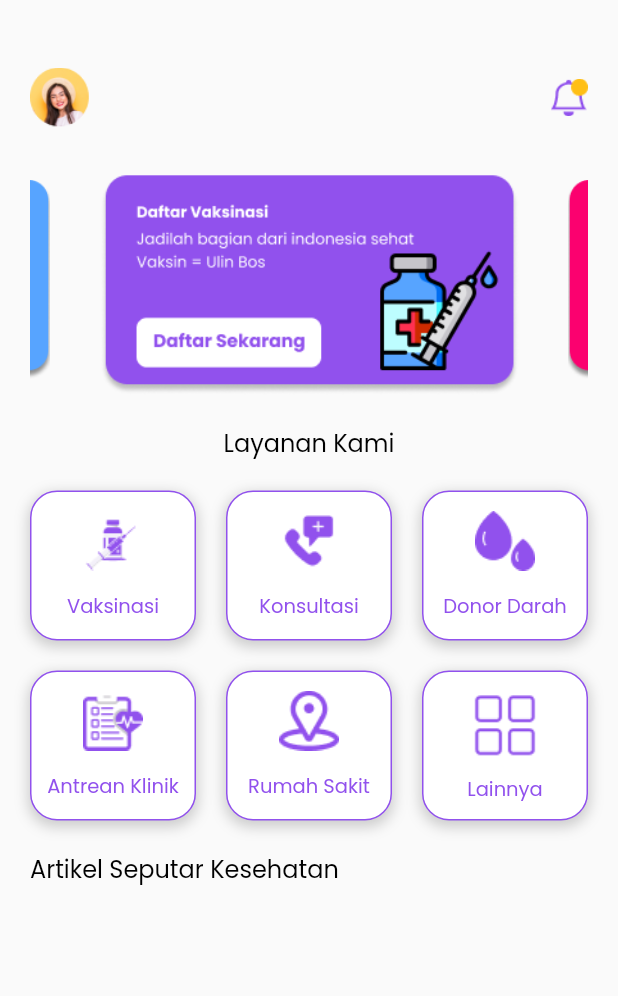
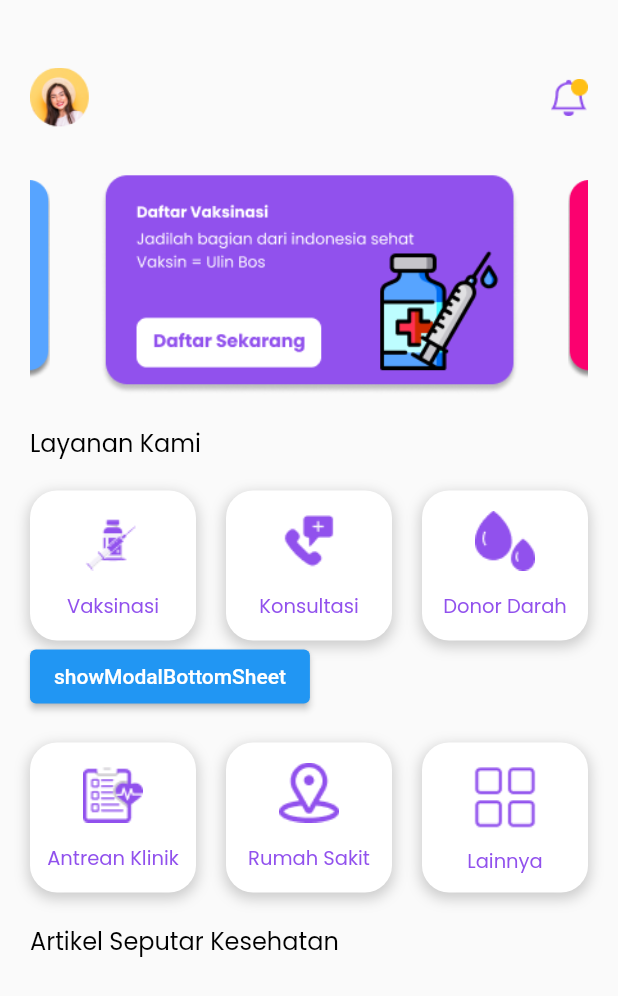
Before and after one commit to abdulazizpermana/projek_kpam_lifehealth, a Flutter app: the HomePage screen opened directly, on a phone screen of 412 x 824 dp. Shown: the top 996 px of the screen. Run offline on Flutter 3.47's test engine with Material 2 defaults, Android fonts, the phone set to English and light mode, and no system bars; drawn by our look-alikes of carousel_slider; our stand-ins replace google_fonts, modal_bottom_sheet.

Commit message:
add bottomsheet

```diff
--- a/lib/custom_widget.dart
+++ b/lib/custom_widget.dart
@@ -0,0 +1,9 @@
+void main() {
+  var num = 5;
+  var factorial = 1;
+
+  for (var i = num; i >= 1; i--) {
+    factorial *= i;
+  }
+  print(factorial);
+}
--- a/lib/page/home_page.dart
+++ b/lib/page/home_page.dart
@@ -1,6 +1,7 @@
 import 'package:flutter/material.dart';
 import 'package:projek_kpam_lifehealth/theme.dart';
 import 'package:carousel_slider/carousel_slider.dart';
+import 'package:modal_bottom_sheet/modal_bottom_sheet.dart';
 
 class HomePage extends StatefulWidget {
   const HomePage({Key? key}) : super(key: key);
@@ -18,9 +19,9 @@ class _HomePageState extends State<HomePage> {
   final CarouselSlider autoPlayImage = CarouselSlider(
     items: imgSlider.map((fileImage) {
       return Container(
-        margin: EdgeInsets.all(5.0),
+        margin: const EdgeInsets.all(5.0),
         child: ClipRRect(
-          borderRadius: BorderRadius.all(Radius.circular(10)),
+          borderRadius: const BorderRadius.all(Radius.circular(10)),
           child: Image.asset(
             'assets/images/${fileImage}',
             width: 10000,
@@ -39,10 +40,12 @@ class _HomePageState extends State<HomePage> {
   @override
   Widget build(BuildContext context) {
     return Scaffold(
+      // backgroundColor: Color(0xffE5E5E5),
       body: SafeArea(
         child: Padding(
           padding: const EdgeInsets.all(20.0),
           child: Column(
+            crossAxisAlignment: CrossAxisAlignment.start,
             children: <Widget>[
               const SizedBox(
                 height: 25,
@@ -94,13 +97,11 @@ class _HomePageState extends State<HomePage> {
                             color: Colors.grey.withOpacity(0.5),
                             spreadRadius: 1,
                             blurRadius: 7,
-                            offset: Offset(0, 3), // changes position of shadow
+                            offset: const Offset(
+                                0, 3), // changes position of shadow
                           ),
                         ],
-                        color: Color(0xffFFFFFF),
-                        border: Border.all(
-                          color: Color(0xff9151ED),
-                        ),
+                        color: const Color(0xffFFFFFF),
                         borderRadius: BorderRadius.circular(
                           18,
                         ),
@@ -110,6 +111,8 @@ class _HomePageState extends State<HomePage> {
                         children: [
                           Image.asset(
                             "assets/images/icon3.png",
+                            width: 40,
+                            height: 40,
                           ),
                           const SizedBox(
                             height: 14,
@@ -136,13 +139,11 @@ class _HomePageState extends State<HomePage> {
                             color: Colors.grey.withOpacity(0.5),
                             spreadRadius: 1,
                             blurRadius: 7,
-                            offset: Offset(0, 3), // changes position of shadow
+                            offset: const Offset(
+                                0, 3), // changes position of shadow
                           ),
                         ],
-                        color: Color(0xffFFFFFF),
-                        border: Border.all(
-                          color: Color(0xff9151ED),
-                        ),
+                        color: const Color(0xffFFFFFF),
                         borderRadius: BorderRadius.circular(
                           18,
                         ),
@@ -176,13 +177,11 @@ class _HomePageState extends State<HomePage> {
                             color: Colors.grey.withOpacity(0.5),
                             spreadRadius: 1,
                             blurRadius: 7,
-                            offset: Offset(0, 3), // changes position of shadow
+                            offset: const Offset(
+                                0, 3), // changes position of shadow
                           ),
                         ],
-                        color: Color(0xffFFFFFF),
-                        border: Border.all(
-                          color: Color(0xff9151ED),
-                        ),
+                        color: const Color(0xffFFFFFF),
                         borderRadius: BorderRadius.circular(
                           18,
                         ),
@@ -208,6 +207,33 @@ class _HomePageState extends State<HomePage> {
                   ),
                 ],
               ),
+              ElevatedButton(
+                child: const Text('showModalBottomSheet'),
+                onPressed: () {
+                  showModalBottomSheet<void>(
+                    context: context,
+                    builder: (BuildContext context) {
+                      return Container(
+                        height: 200,
+                        color: Colors.amber,
+                        child: Center(
+                          child: Column(
+                            mainAxisAlignment: MainAxisAlignment.center,
+                            mainAxisSize: MainAxisSize.min,
+                            children: <Widget>[
+                              const Text('Modal BottomSheet'),
+                              ElevatedButton(
+                                child: const Text('Close BottomSheet'),
+                                onPressed: () => Navigator.pop(context),
+                              )
+                            ],
+                          ),
+                        ),
+                      );
+                    },
+                  );
+                },
+              ),
               const SizedBox(
                 height: 20,
               ),
@@ -222,13 +248,11 @@ class _HomePageState extends State<HomePage> {
                             color: Colors.grey.withOpacity(0.5),
                             spreadRadius: 1,
                             blurRadius: 7,
-                            offset: Offset(0, 3), // changes position of shadow
+                            offset: const Offset(
+                                0, 3), // changes position of shadow
                           ),
                         ],
-                        color: Color(0xffFFFFFF),
-                        border: Border.all(
-                          color: Color(0xff9151ED),
-                        ),
+                        color: const Color(0xffFFFFFF),
                         borderRadius: BorderRadius.circular(
                           18,
                         ),
@@ -264,13 +288,11 @@ class _HomePageState extends State<HomePage> {
                             color: Colors.grey.withOpacity(0.5),
                             spreadRadius: 1,
                             blurRadius: 7,
-                            offset: Offset(0, 3), // changes position of shadow
+                            offset: const Offset(
+                                0, 3), // changes position of shadow
                           ),
                         ],
-                        color: Color(0xffFFFFFF),
-                        border: Border.all(
-                          color: Color(0xff9151ED),
-                        ),
+                        color: const Color(0xffFFFFFF),
                         borderRadius: BorderRadius.circular(
                           18,
                         ),
@@ -304,13 +326,11 @@ class _HomePageState extends State<HomePage> {
                             color: Colors.grey.withOpacity(0.5),
                             spreadRadius: 1,
                             blurRadius: 7,
-                            offset: Offset(0, 3), // changes position of shadow
+                            offset: const Offset(
+                                0, 3), // changes position of shadow
                           ),
                         ],
-                        color: Color(0xffFFFFFF),
-                        border: Border.all(
-                          color: Color(0xff9151ED),
-                        ),
+                        color: const Color(0xffFFFFFF),
                         borderRadius: BorderRadius.circular(
                           18,
                         ),
@@ -347,11 +367,34 @@ class _HomePageState extends State<HomePage> {
                     fontSize: 16,
                   ),
                 ),
-              )
+              ),
             ],
           ),
         ),
       ),
+      bottomNavigationBar: BottomNavigationBar(
+        items: const <BottomNavigationBarItem>[
+          BottomNavigationBarItem(
+            icon: Icon(Icons.home),
+            label: 'Home',
+          ),
+          BottomNavigationBarItem(
+            icon: Icon(Icons.business),
+            label: 'Business',
+          ),
+          BottomNavigationBarItem(
+            icon: Icon(Icons.school),
+            label: 'School',
+          ),
+          BottomNavigationBarItem(
+            icon: Icon(Icons.school),
+            label: 'School',
+          ),
+        ],
+        // currentIndex: _selectedIndex,
+        // selectedItemColor: Colors.amber[800],
+        // onTap: _onItemTapped,
+      ),
     );
   }
 }
--- a/pubspec.yaml
+++ b/pubspec.yaml
@@ -36,6 +36,7 @@ dependencies:
   cupertino_icons: ^1.0.2
   google_fonts: ^2.1.0
   carousel_slider: ^4.0.0
+  modal_bottom_sheet: ^2.0.1
 
 
 dev_dependencies:
```
Also changed, not shown: pubspec.lock.
